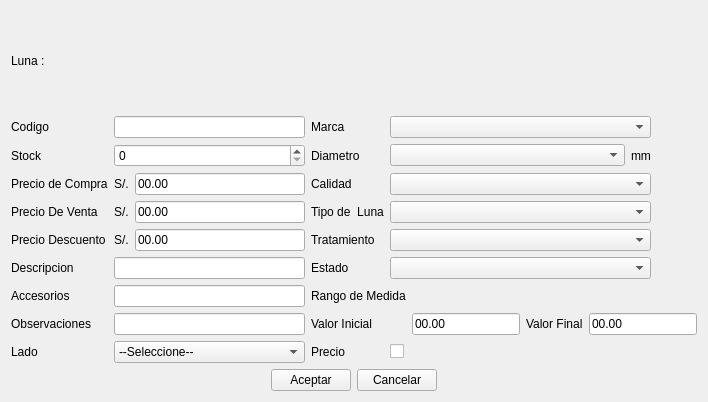
First picture: the form in producto/ui_agregarluna.ui, repository rodety/optical, before the edit.
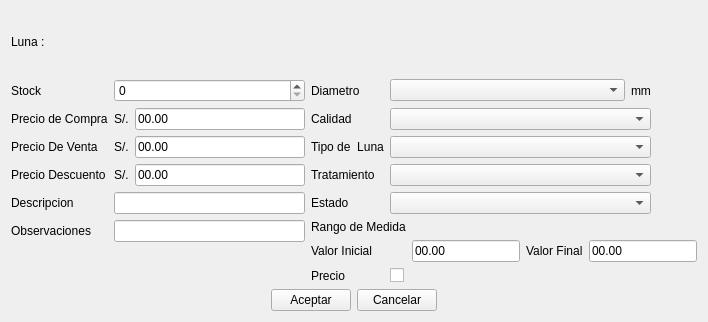
Second picture: the form after the edit. Icons and pictures are not drawn. Custom widgets are drawn as their Qt base class.

Diff of the .ui file:
```diff
--- a/producto/ui_agregarluna.ui
+++ b/producto/ui_agregarluna.ui
@@ -7,7 +7,7 @@
     <x>0</x>
     <y>0</y>
     <width>708</width>
-    <height>402</height>
+    <height>322</height>
    </rect>
   </property>
   <property name="windowTitle">
@@ -66,17 +66,24 @@
    </item>
    <item row="1" column="0" colspan="2">
     <layout class="QGridLayout" name="gridLayout_4">
-     <item row="0" column="4" colspan="2">
-      <widget class="MyComboBox" name="comboBox_marca"/>
+     <item row="5" column="1" colspan="2">
+      <widget class="QLineEdit" name="lineEdit_observaciones"/>
      </item>
-     <item row="1" column="5">
+     <item row="7" column="4">
+      <widget class="QCheckBox" name="checkBox_precio">
+       <property name="text">
+        <string/>
+       </property>
+      </widget>
+     </item>
+     <item row="0" column="5">
       <widget class="QLabel" name="label_24">
        <property name="text">
         <string>mm</string>
        </property>
       </widget>
      </item>
-     <item row="2" column="4" colspan="2">
+     <item row="1" column="4" colspan="2">
       <widget class="MyComboBox" name="comboBox_calidad">
        <property name="sizePolicy">
         <sizepolicy hsizetype="Expanding" vsizetype="Fixed">
@@ -92,38 +99,35 @@
        </property>
       </widget>
      </item>
-     <item row="4" column="1">
+     <item row="3" column="1">
       <widget class="QLabel" name="label_15">
        <property name="text">
         <string>S/.</string>
        </property>
       </widget>
      </item>
-     <item row="1" column="1" colspan="2">
+     <item row="0" column="1" colspan="2">
       <widget class="QSpinBox" name="spinBox_stock">
        <property name="maximum">
         <number>999999999</number>
        </property>
       </widget>
      </item>
-     <item row="2" column="0">
+     <item row="1" column="0">
       <widget class="QLabel" name="label_20">
        <property name="text">
         <string>Precio de Compra</string>
        </property>
       </widget>
      </item>
-     <item row="6" column="1" colspan="2">
-      <widget class="QLineEdit" name="lineEdit_accesorios"/>
-     </item>
-     <item row="1" column="0">
+     <item row="0" column="0">
       <widget class="QLabel" name="label_4">
        <property name="text">
         <string>Stock</string>
        </property>
       </widget>
      </item>
-     <item row="2" column="3">
+     <item row="1" column="3">
       <widget class="QLabel" name="label_11">
        <property name="sizePolicy">
         <sizepolicy hsizetype="Preferred" vsizetype="Preferred">
@@ -142,7 +146,7 @@
        </property>
       </widget>
      </item>
-     <item row="2" column="6">
+     <item row="1" column="6">
       <widget class="QPushButton" name="pushButton_xCalidad">
        <property name="sizePolicy">
         <sizepolicy hsizetype="Fixed" vsizetype="Fixed">
@@ -171,36 +175,7 @@
        </property>
       </widget>
      </item>
-     <item row="0" column="6">
-      <widget class="QPushButton" name="pushButton_xMarca">
-       <property name="sizePolicy">
-        <sizepolicy hsizetype="Fixed" vsizetype="Fixed">
-         <horstretch>0</horstretch>
-         <verstretch>0</verstretch>
-        </sizepolicy>
-       </property>
-       <property name="minimumSize">
-        <size>
-         <width>0</width>
-         <height>0</height>
-        </size>
-       </property>
-       <property name="text">
-        <string/>
-       </property>
-       <property name="icon">
-        <iconset resource="../Icons/Icons.qrc">
-         <normaloff>:/Icons/1349716373_monotone_close_exit_delete_small.png</normaloff>:/Icons/1349716373_monotone_close_exit_delete_small.png</iconset>
-       </property>
-       <property name="autoDefault">
-        <bool>false</bool>
-       </property>
-       <property name="flat">
-        <bool>true</bool>
-       </property>
-      </widget>
-     </item>
-     <item row="3" column="3">
+     <item row="2" column="3">
       <widget class="QLabel" name="label_10">
        <property name="sizePolicy">
         <sizepolicy hsizetype="Preferred" vsizetype="Preferred">
@@ -219,37 +194,37 @@
        </property>
       </widget>
      </item>
-     <item row="2" column="1">
+     <item row="1" column="1">
       <widget class="QLabel" name="label_6">
        <property name="text">
         <string>S/.</string>
        </property>
       </widget>
      </item>
-     <item row="4" column="6">
-      <widget class="QPushButton" name="pushButton_xTratamiento">
-       <property name="sizePolicy">
-        <sizepolicy hsizetype="Fixed" vsizetype="Fixed">
-         <horstretch>0</horstretch>
-         <verstretch>0</verstretch>
-        </sizepolicy>
-       </property>
-       <property name="text">
-        <string/>
-       </property>
-       <property name="icon">
-        <iconset resource="../Icons/Icons.qrc">
-         <normaloff>:/Icons/1349716373_monotone_close_exit_delete_small.png</normaloff>:/Icons/1349716373_monotone_close_exit_delete_small.png</iconset>
-       </property>
-       <property name="autoDefault">
-        <bool>false</bool>
-       </property>
-       <property name="flat">
-        <bool>true</bool>
-       </property>
-      </widget>
-     </item>
      <item row="3" column="6">
+      <widget class="QPushButton" name="pushButton_xTratamiento">
+       <property name="sizePolicy">
+        <sizepolicy hsizetype="Fixed" vsizetype="Fixed">
+         <horstretch>0</horstretch>
+         <verstretch>0</verstretch>
+        </sizepolicy>
+       </property>
+       <property name="text">
+        <string/>
+       </property>
+       <property name="icon">
+        <iconset resource="../Icons/Icons.qrc">
+         <normaloff>:/Icons/1349716373_monotone_close_exit_delete_small.png</normaloff>:/Icons/1349716373_monotone_close_exit_delete_small.png</iconset>
+       </property>
+       <property name="autoDefault">
+        <bool>false</bool>
+       </property>
+       <property name="flat">
+        <bool>true</bool>
+       </property>
+      </widget>
+     </item>
+     <item row="2" column="6">
       <widget class="QPushButton" name="pushButton_xTipoLuna">
        <property name="sizePolicy">
         <sizepolicy hsizetype="Fixed" vsizetype="Fixed">
@@ -269,21 +244,21 @@
        </property>
       </widget>
      </item>
-     <item row="3" column="0">
+     <item row="2" column="0">
       <widget class="QLabel" name="label_19">
        <property name="text">
         <string>Precio De Venta</string>
        </property>
       </widget>
      </item>
-     <item row="2" column="2">
+     <item row="1" column="2">
       <widget class="QLineEdit" name="lineEdit_precioCompra">
        <property name="text">
         <string>00.00</string>
        </property>
       </widget>
      </item>
-     <item row="1" column="4">
+     <item row="0" column="4">
       <widget class="MyComboBox" name="comboBox_diametro">
        <property name="sizePolicy">
         <sizepolicy hsizetype="Expanding" vsizetype="Fixed">
@@ -299,35 +274,21 @@
        </property>
       </widget>
      </item>
-     <item row="0" column="3">
-      <widget class="QLabel" name="label_18">
-       <property name="text">
-        <string>Marca</string>
-       </property>
-      </widget>
-     </item>
-     <item row="3" column="1">
+     <item row="2" column="1">
       <widget class="QLabel" name="label_8">
        <property name="text">
         <string>S/.</string>
        </property>
       </widget>
      </item>
-     <item row="0" column="0">
-      <widget class="QLabel" name="label_5">
-       <property name="text">
-        <string>Codigo</string>
-       </property>
-      </widget>
-     </item>
-     <item row="1" column="3">
+     <item row="0" column="3">
       <widget class="QLabel" name="label">
        <property name="text">
         <string>Diametro</string>
        </property>
       </widget>
      </item>
-     <item row="1" column="6">
+     <item row="0" column="6">
       <widget class="QPushButton" name="pushButton_xDiametro">
        <property name="sizePolicy">
         <sizepolicy hsizetype="Fixed" vsizetype="Fixed">
@@ -356,17 +317,14 @@
        </property>
       </widget>
      </item>
-     <item row="4" column="0">
+     <item row="3" column="0">
       <widget class="QLabel" name="label_7">
        <property name="text">
         <string>Precio Descuento</string>
        </property>
       </widget>
      </item>
-     <item row="0" column="1" colspan="2">
-      <widget class="QLineEdit" name="lineEdit_codigo"/>
-     </item>
-     <item row="4" column="3">
+     <item row="3" column="3">
       <widget class="QLabel" name="label_9">
        <property name="sizePolicy">
         <sizepolicy hsizetype="Preferred" vsizetype="Preferred">
@@ -385,28 +343,21 @@
        </property>
       </widget>
      </item>
-     <item row="4" column="2">
-      <widget class="QLineEdit" name="lineEdit_precioDescuento">
-       <property name="text">
-        <string>00.00</string>
-       </property>
-      </widget>
-     </item>
-     <item row="6" column="0">
-      <widget class="QLabel" name="label_16">
-       <property name="text">
-        <string>Accesorios</string>
-       </property>
-      </widget>
-     </item>
      <item row="3" column="2">
+      <widget class="QLineEdit" name="lineEdit_precioDescuento">
+       <property name="text">
+        <string>00.00</string>
+       </property>
+      </widget>
+     </item>
+     <item row="2" column="2">
       <widget class="QLineEdit" name="lineEdit_precioVenta">
        <property name="text">
         <string>00.00</string>
        </property>
       </widget>
      </item>
-     <item row="3" column="4" colspan="2">
+     <item row="2" column="4" colspan="2">
       <widget class="MyComboBox" name="comboBox_tipoLuna">
        <property name="sizePolicy">
         <sizepolicy hsizetype="Expanding" vsizetype="Fixed">
@@ -416,7 +367,17 @@
        </property>
       </widget>
      </item>
-     <item row="4" column="4" colspan="2">
+     <item row="4" column="1" colspan="2">
+      <widget class="QLineEdit" name="lineEdit_descripcion">
+       <property name="minimumSize">
+        <size>
+         <width>190</width>
+         <height>0</height>
+        </size>
+       </property>
+      </widget>
+     </item>
+     <item row="3" column="4" colspan="2">
       <widget class="MyComboBox" name="comboBox_tratamiento">
        <property name="sizePolicy">
         <sizepolicy hsizetype="Expanding" vsizetype="Fixed">
@@ -432,72 +393,21 @@
        </property>
       </widget>
      </item>
-     <item row="5" column="0">
+     <item row="4" column="0">
       <widget class="QLabel" name="label_3">
        <property name="text">
         <string>Descripcion</string>
        </property>
       </widget>
      </item>
-     <item row="5" column="1" colspan="2">
-      <widget class="QLineEdit" name="lineEdit_descripcion">
-       <property name="minimumSize">
-        <size>
-         <width>190</width>
-         <height>0</height>
-        </size>
-       </property>
-      </widget>
-     </item>
-     <item row="7" column="0">
-      <widget class="QLabel" name="label_17">
-       <property name="text">
-        <string>Observaciones</string>
-       </property>
-      </widget>
-     </item>
-     <item row="7" column="1" colspan="2">
-      <widget class="QLineEdit" name="lineEdit_observaciones"/>
-     </item>
-     <item row="8" column="0">
-      <widget class="QLabel" name="label_23">
-       <property name="text">
-        <string>Lado</string>
-       </property>
-      </widget>
-     </item>
-     <item row="8" column="1" colspan="2">
-      <widget class="QComboBox" name="comboBox_lado">
-       <item>
-        <property name="text">
-         <string>--Seleccione--</string>
-        </property>
-       </item>
-       <item>
-        <property name="text">
-         <string>Neutro</string>
-        </property>
-       </item>
-       <item>
-        <property name="text">
-         <string>Derecho</string>
-        </property>
-       </item>
-       <item>
-        <property name="text">
-         <string>Izquierdo</string>
-        </property>
-       </item>
-      </widget>
-     </item>
-     <item row="5" column="3">
-      <widget class="QLabel" name="label_21">
+     <item row="4" column="3">
+      <widget class="QLabel" name="label_estado">
        <property name="text">
         <string>Estado</string>
        </property>
       </widget>
      </item>
-     <item row="5" column="6">
+     <item row="4" column="6">
       <widget class="QPushButton" name="pushButton_xEstado">
        <property name="sizePolicy">
         <sizepolicy hsizetype="Fixed" vsizetype="Fixed">
@@ -517,10 +427,24 @@
        </property>
       </widget>
      </item>
-     <item row="5" column="4" colspan="2">
+     <item row="4" column="4" colspan="2">
       <widget class="MyComboBox" name="comboBox_estado"/>
      </item>
-     <item row="6" column="3" rowspan="2" colspan="4">
+     <item row="7" column="3">
+      <widget class="QLabel" name="label_precio">
+       <property name="text">
+        <string>Precio</string>
+       </property>
+      </widget>
+     </item>
+     <item row="5" column="0">
+      <widget class="QLabel" name="label_17">
+       <property name="text">
+        <string>Observaciones</string>
+       </property>
+      </widget>
+     </item>
+     <item row="5" column="3" rowspan="2" colspan="4">
       <layout class="QGridLayout" name="gridLayout">
        <item row="1" column="1">
         <widget class="QLineEdit" name="lineEdit_vInicial">
@@ -559,20 +483,6 @@
        </item>
       </layout>
      </item>
-     <item row="8" column="3">
-      <widget class="QLabel" name="label_22">
-       <property name="text">
-        <string>Precio</string>
-       </property>
-      </widget>
-     </item>
-     <item row="8" column="4">
-      <widget class="QCheckBox" name="checkBox_precio">
-       <property name="text">
-        <string/>
-       </property>
-      </widget>
-     </item>
     </layout>
    </item>
    <item row="0" column="0">
```
Left out of the diff: 5 changed lines with no effect on the pictures.
